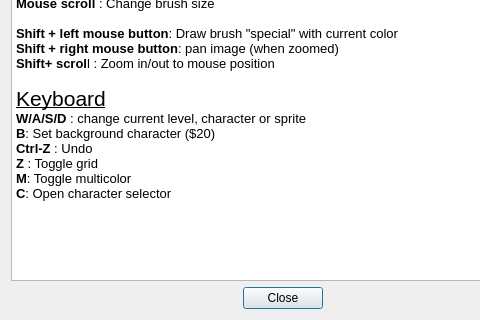
Qt form source/dialogimagehelp.ui (leuat/TRSE) before a commit; both pictures show x 0 to 480 and y 90 to 410 of the 566 by 410 pixel window.
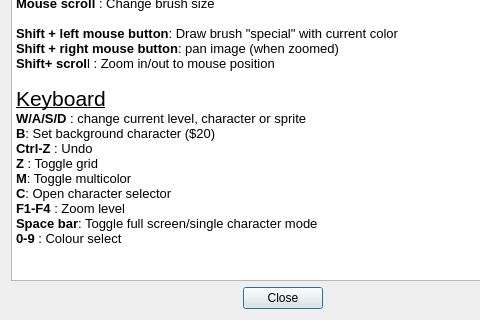
The same form after that commit.

The edit to the form file:
```diff
--- a/source/dialogimagehelp.ui
+++ b/source/dialogimagehelp.ui
@@ -39,7 +39,11 @@
 &lt;p style=&quot; margin-top:0px; margin-bottom:0px; margin-left:0px; margin-right:0px; -qt-block-indent:0; text-indent:0px;&quot;&gt;&lt;span style=&quot; font-family:'Noto Sans'; font-weight:600;&quot;&gt;Ctrl-Z&lt;/span&gt;&lt;span style=&quot; font-family:'Noto Sans';&quot;&gt; : Undo&lt;/span&gt;&lt;/p&gt;
 &lt;p style=&quot; margin-top:0px; margin-bottom:0px; margin-left:0px; margin-right:0px; -qt-block-indent:0; text-indent:0px;&quot;&gt;&lt;span style=&quot; font-family:'Noto Sans'; font-weight:600;&quot;&gt;Z&lt;/span&gt;&lt;span style=&quot; font-family:'Noto Sans';&quot;&gt; : Toggle grid&lt;/span&gt;&lt;/p&gt;
 &lt;p style=&quot; margin-top:0px; margin-bottom:0px; margin-left:0px; margin-right:0px; -qt-block-indent:0; text-indent:0px;&quot;&gt;&lt;span style=&quot; font-family:'Noto Sans'; font-weight:600;&quot;&gt;M&lt;/span&gt;&lt;span style=&quot; font-family:'Noto Sans';&quot;&gt;: Toggle multicolor&lt;/span&gt;&lt;/p&gt;
-&lt;p style=&quot; margin-top:0px; margin-bottom:0px; margin-left:0px; margin-right:0px; -qt-block-indent:0; text-indent:0px;&quot;&gt;&lt;span style=&quot; font-family:'Noto Sans'; font-weight:600;&quot;&gt;C&lt;/span&gt;&lt;span style=&quot; font-family:'Noto Sans';&quot;&gt;: Open character selector&lt;/span&gt;&lt;/p&gt;&lt;/body&gt;&lt;/html&gt;</string>
+&lt;p style=&quot; margin-top:0px; margin-bottom:0px; margin-left:0px; margin-right:0px; -qt-block-indent:0; text-indent:0px;&quot;&gt;&lt;span style=&quot; font-family:'Noto Sans'; font-weight:600;&quot;&gt;C&lt;/span&gt;&lt;span style=&quot; font-family:'Noto Sans';&quot;&gt;: Open character selector&lt;/span&gt;&lt;/p&gt;
+&lt;p style=&quot; margin-top:0px; margin-bottom:0px; margin-left:0px; margin-right:0px; -qt-block-indent:0; text-indent:0px;&quot;&gt;&lt;span style=&quot; font-family:'Noto Sans'; font-weight:600;&quot;&gt;F1-F4&lt;/span&gt;&lt;span style=&quot; font-family:'Noto Sans';&quot;&gt; : Zoom level&lt;/span&gt;&lt;/p&gt;
+&lt;p style=&quot; margin-top:0px; margin-bottom:0px; margin-left:0px; margin-right:0px; -qt-block-indent:0; text-indent:0px;&quot;&gt;&lt;span style=&quot; font-family:'Noto Sans'; font-weight:600;&quot;&gt;Space bar&lt;/span&gt;&lt;span style=&quot; font-family:'Noto Sans';&quot;&gt;: Toggle full screen/single character mode&lt;/span&gt;&lt;/p&gt;
+&lt;p style=&quot; margin-top:0px; margin-bottom:0px; margin-left:0px; margin-right:0px; -qt-block-indent:0; text-indent:0px;&quot;&gt;&lt;span style=&quot; font-family:'Noto Sans'; font-weight:600;&quot;&gt;0-9&lt;/span&gt;&lt;span style=&quot; font-family:'Noto Sans';&quot;&gt; : Colour select&lt;/span&gt;&lt;/p&gt;
+&lt;p style=&quot;-qt-paragraph-type:empty; margin-top:0px; margin-bottom:0px; margin-left:0px; margin-right:0px; -qt-block-indent:0; text-indent:0px; font-family:'Noto Sans';&quot;&gt;&lt;br /&gt;&lt;/p&gt;&lt;/body&gt;&lt;/html&gt;</string>
        </property>
       </widget>
      </item>
```
